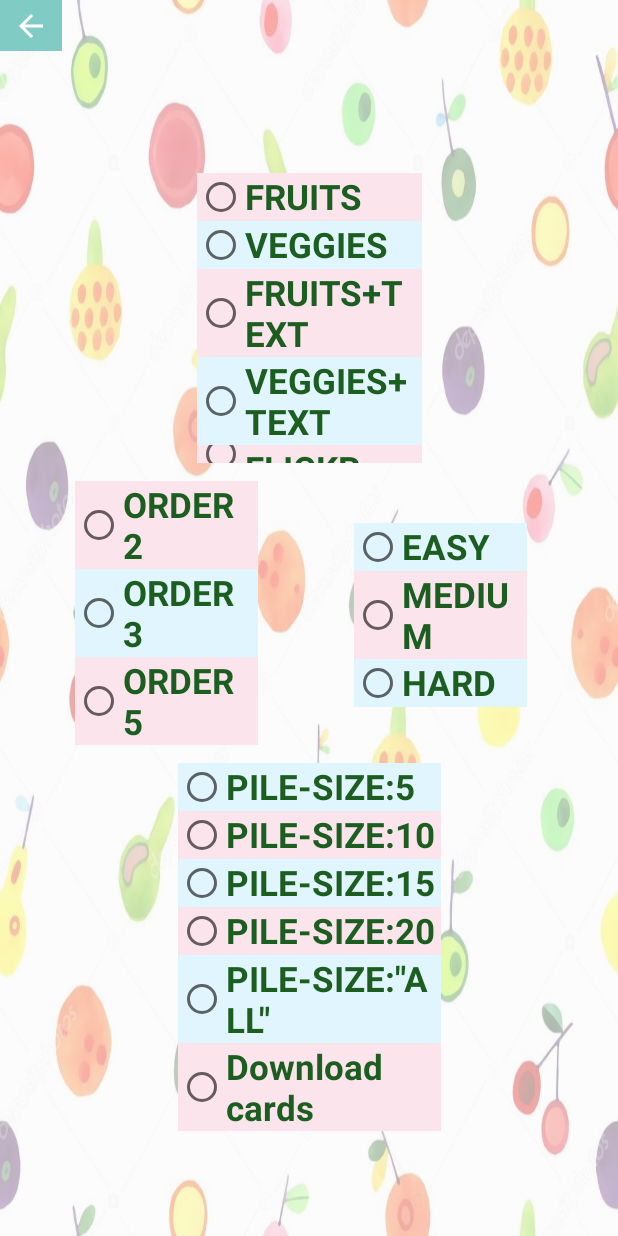
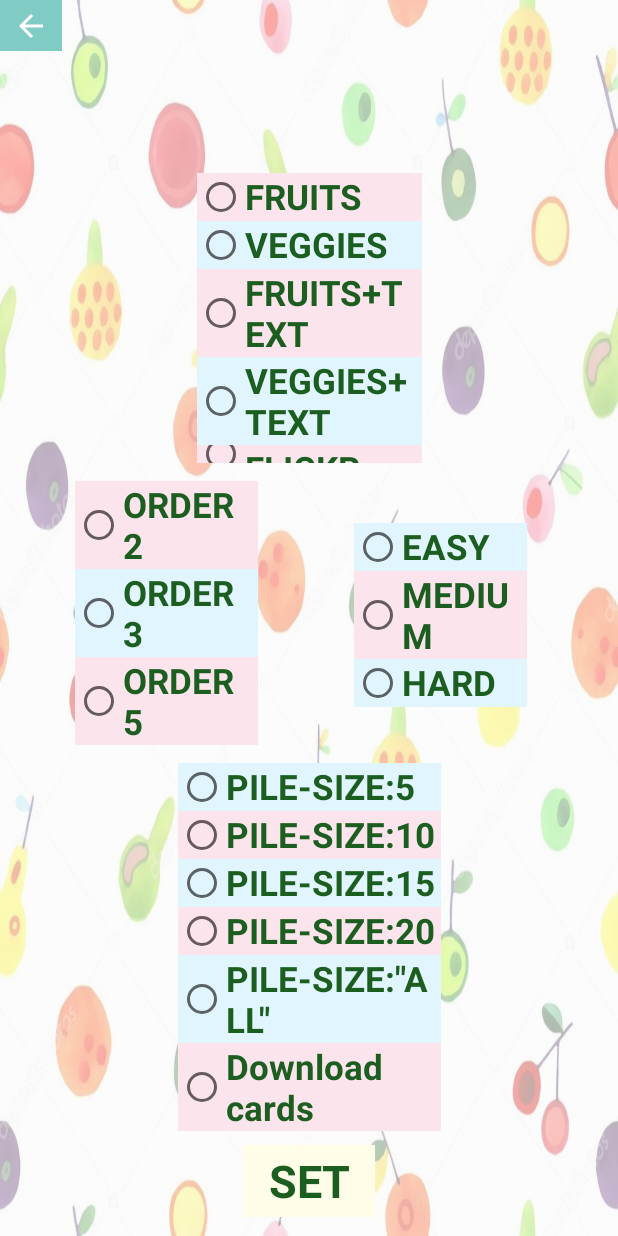
Before and after one commit to goeunj/Produce-Picker, an Android app: the optionPage screen opened directly, with no data from a screen before it, on a phone screen of 412 x 824 dp. Run offline under Robolectric (Android 15) with nearby library versions, the phone set to English and light mode, and no system bars; Roboto replaces fonts that are not available here.

Commit message:
Refactor code + change import + change layout.
Duplicate code changed to shorten amount of code + unnecessary import taken out + changed layout for set button on option page.

```diff
--- a/app/src/main/java/cmpt276/projectUI/helpPage.java
+++ b/app/src/main/java/cmpt276/projectUI/helpPage.java
@@ -6,7 +6,6 @@ import android.os.Bundle;
 import android.view.View;
 import android.widget.ImageButton;
 
-import cmpt276.music.song;
 import cmpt276.project.R;
 
 /**
--- a/app/src/main/java/cmpt276/projectUI/scorePage.java
+++ b/app/src/main/java/cmpt276/projectUI/scorePage.java
@@ -18,7 +18,6 @@ import com.google.gson.reflect.TypeToken;
 import java.lang.reflect.Type;
 import java.util.List;
 
-import cmpt276.music.song;
 import cmpt276.project.R;
 import cmpt276.projectLogic.customAdapter;
 import cmpt276.projectLogic.score;
--- a/app/src/main/java/cmpt276/projectUI/splashScreen.java
+++ b/app/src/main/java/cmpt276/projectUI/splashScreen.java
@@ -10,7 +10,6 @@ import android.view.animation.AnimationUtils;
 import android.widget.Button;
 import android.widget.TextView;
 
-import cmpt276.music.song;
 import cmpt276.project.R;
 
 /**
--- a/app/src/main/res/layout/activity_option_page.xml
+++ b/app/src/main/res/layout/activity_option_page.xml
@@ -88,7 +88,7 @@
             android:layout_width="match_parent"
             android:layout_height="wrap_content"
             android:background="#E1F5FE"
-            android:text="DEVICE"
+            android:text="@string/device"
             android:textColor="#1B5E20"
             android:textSize="23sp"
             android:textStyle="bold"
@@ -101,9 +101,7 @@
         style="?borderlessButtonStyle"
         android:layout_width="wrap_content"
         android:layout_height="wrap_content"
-        android:layout_marginStart="161dp"
-        android:layout_marginLeft="161dp"
-        android:layout_marginTop="612dp"
+        android:layout_marginTop="9dp"
         android:background="#FFFDE7"
         android:text="@string/setButton"
         android:textColor="#1B5E20"
@@ -111,9 +109,9 @@
         android:textStyle="bold"
         app:fontFamily="@font/chicle"
         app:layout_constraintEnd_toEndOf="parent"
-        app:layout_constraintHorizontal_bias="0.0"
+        app:layout_constraintHorizontal_bias="0.5"
         app:layout_constraintStart_toStartOf="parent"
-        app:layout_constraintTop_toTopOf="parent" />
+        app:layout_constraintTop_toBottomOf="@+id/pileSize" />
 
     <RadioGroup
         android:id="@+id/order"
--- a/app/src/main/res/values/strings.xml
+++ b/app/src/main/res/values/strings.xml
@@ -45,5 +45,6 @@
     <string name="hard">HARD</string>
     <string name="edit_images">Edit Images</string>
     <string name="ex_text">Download cards</string>
+    <string name="device">DEVICE</string>
     >>>>>>> app/src/main/res/values/strings.xml
 </resources>
```
Also changed, not shown: app/src/main/java/cmpt276/projectUI/gamePage.java (+7 -18 lines).
